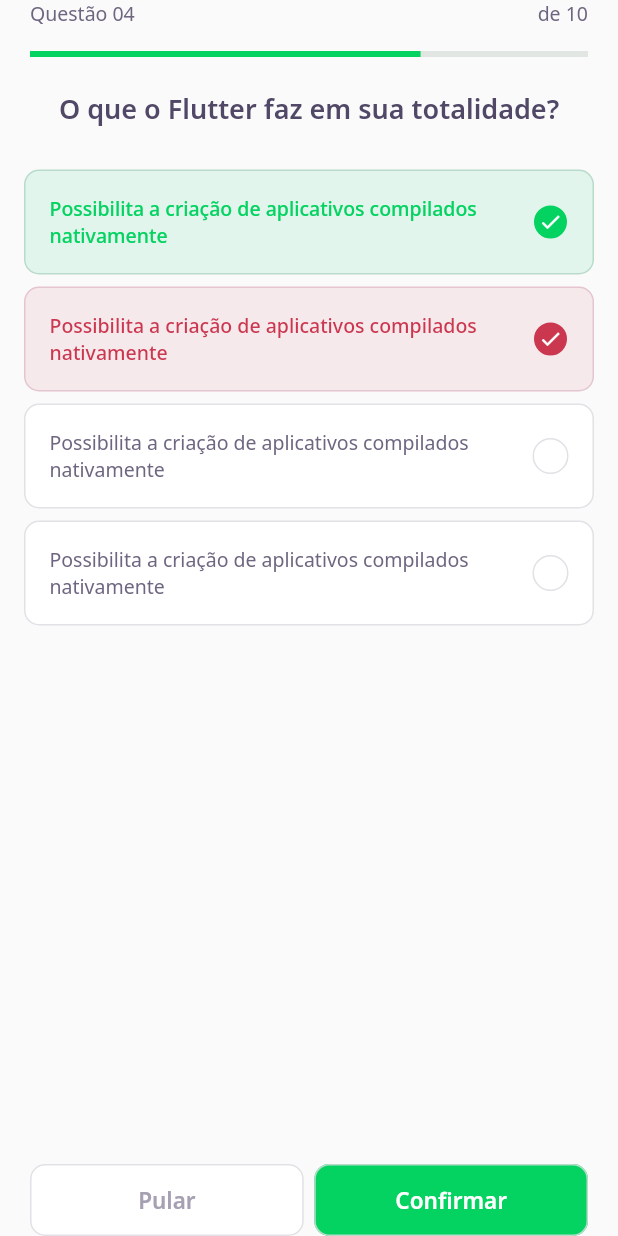
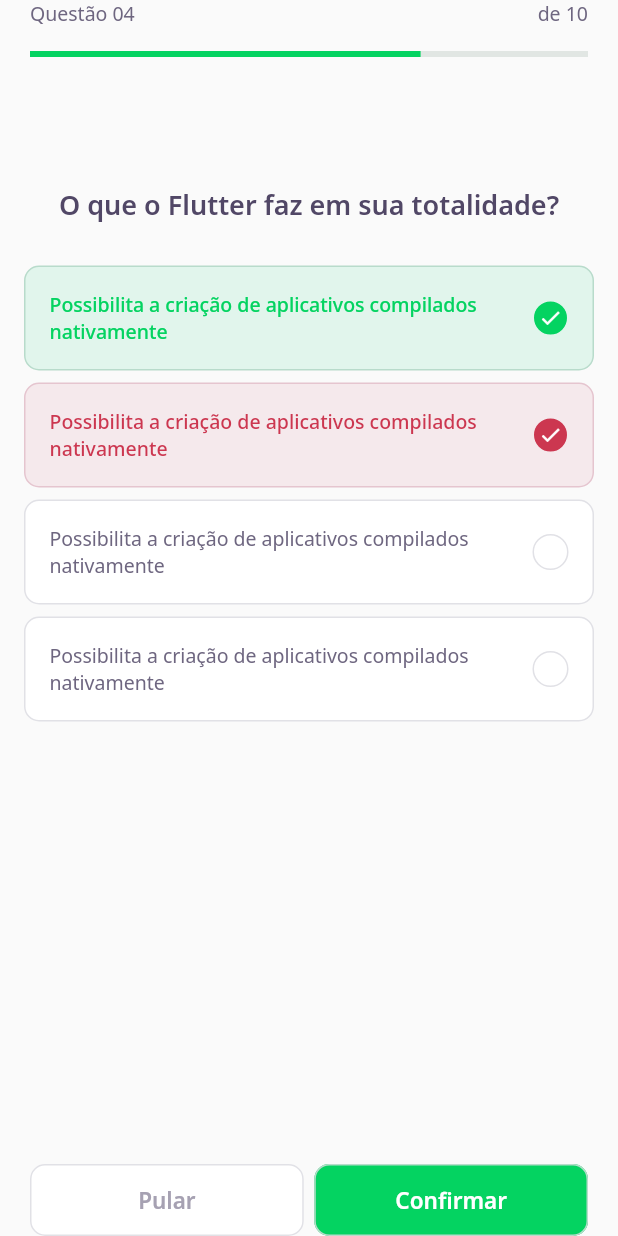
Before and after one commit to paulorcvieira/dev-quiz-flutter, a Flutter app: the ChallengePage screen opened directly, on a phone screen of 412 x 824 dp. Run offline on Flutter 3.47's test engine with Material 2 defaults, Android fonts, the phone set to English and light mode, and no system bars; our stand-ins replace google_fonts; accounts and stored records are empty; network calls fail.

Commit message:
refactor: add space between awnser and questions

```diff
--- a/lib/challenge/widgets/quiz/quiz_widget.dart
+++ b/lib/challenge/widgets/quiz/quiz_widget.dart
@@ -10,6 +10,7 @@ class QuizWidget extends StatelessWidget {
   Widget build(BuildContext context) {
     return Container(
         child: Column(children: [
+      SizedBox(height: 64),
       Text(
         title,
         style: AppTextStyles.heading,
```
